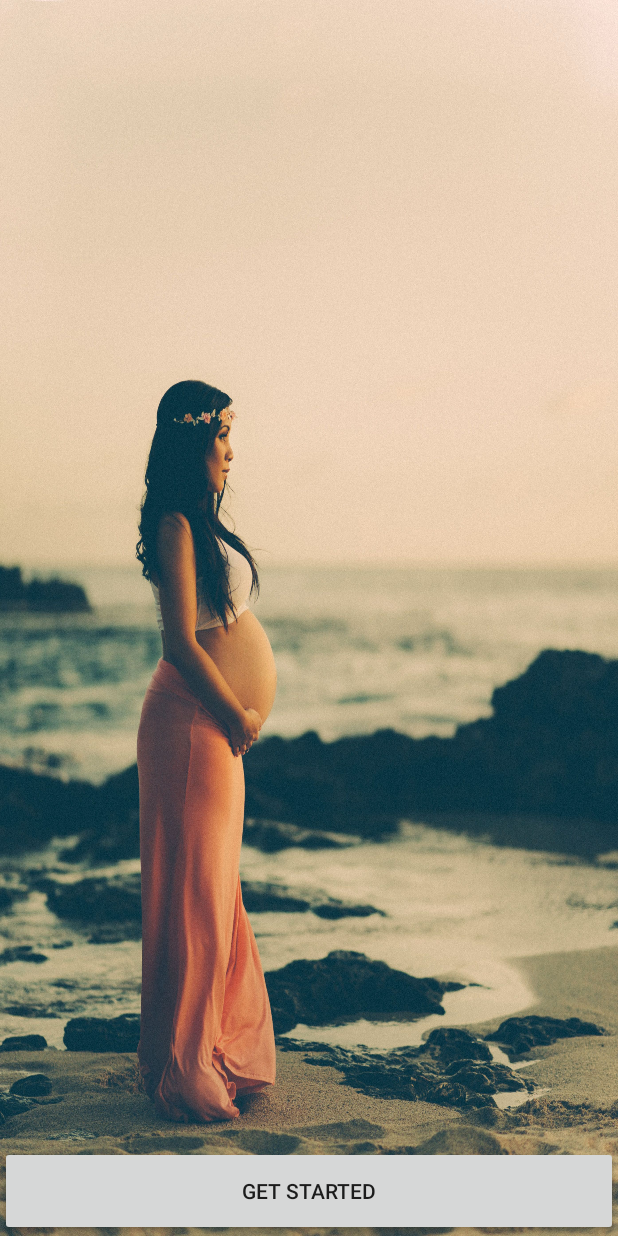
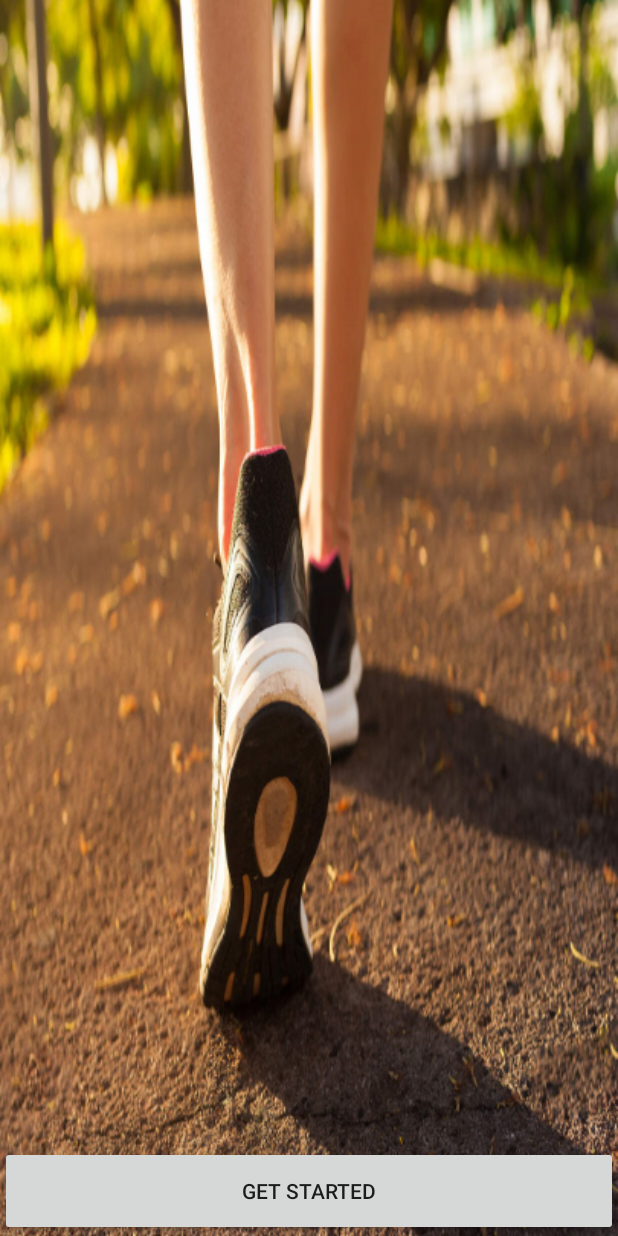
Before and after one commit to ranjit1997/Action_bar_tabbed, an Android app: the screen it shows after launch (First_page), on a phone screen of 412 x 824 dp. Run offline under Robolectric (Android 15) with nearby library versions, the phone set to English and light mode, and no system bars.

Commit message:
new base

```diff
--- a/app/src/main/res/layout/activity_first_page.xml
+++ b/app/src/main/res/layout/activity_first_page.xml
@@ -3,7 +3,7 @@
     xmlns:app="http://schemas.android.com/apk/res-auto"
     xmlns:tools="http://schemas.android.com/tools"
     android:layout_width="match_parent"
-    android:background="@drawable/mat_new"
+    android:background="@drawable/backwaking"
     android:layout_height="match_parent"
     tools:context=".First_page">
 
--- a/app/src/main/res/layout/activity_services.xml
+++ b/app/src/main/res/layout/activity_services.xml
@@ -42,7 +42,8 @@
         android:layout_marginLeft="190dp"
         android:background="@drawable/white_border"
         android:layout_width="145dp"
-        android:layout_height="wrap_content">
+        android:layout_height="wrap_content"
+        android:id="@+id/personal">
 
         <ImageView
             android:src="@drawable/normal"
```
Also changed, not shown: app/src/main/java/com/example/ranjeet/action_bar_tabbed/Services.java (+9 -1 lines), app/src/main/res/drawable-xxxhdpi/backwaking.jpg (added).
